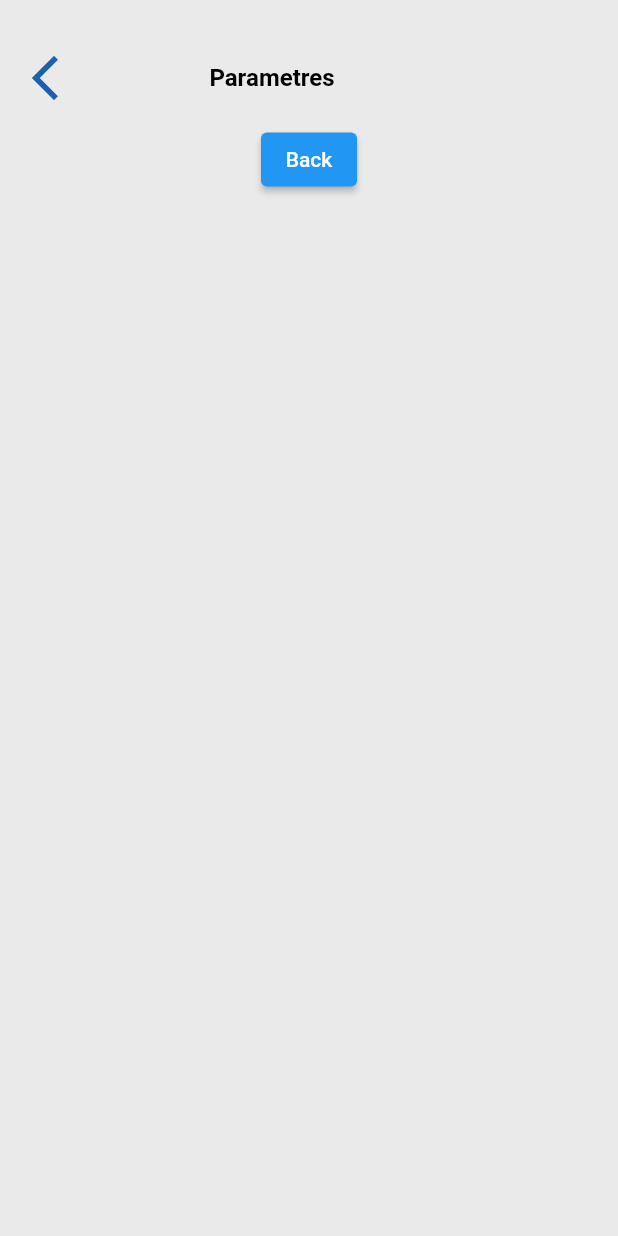
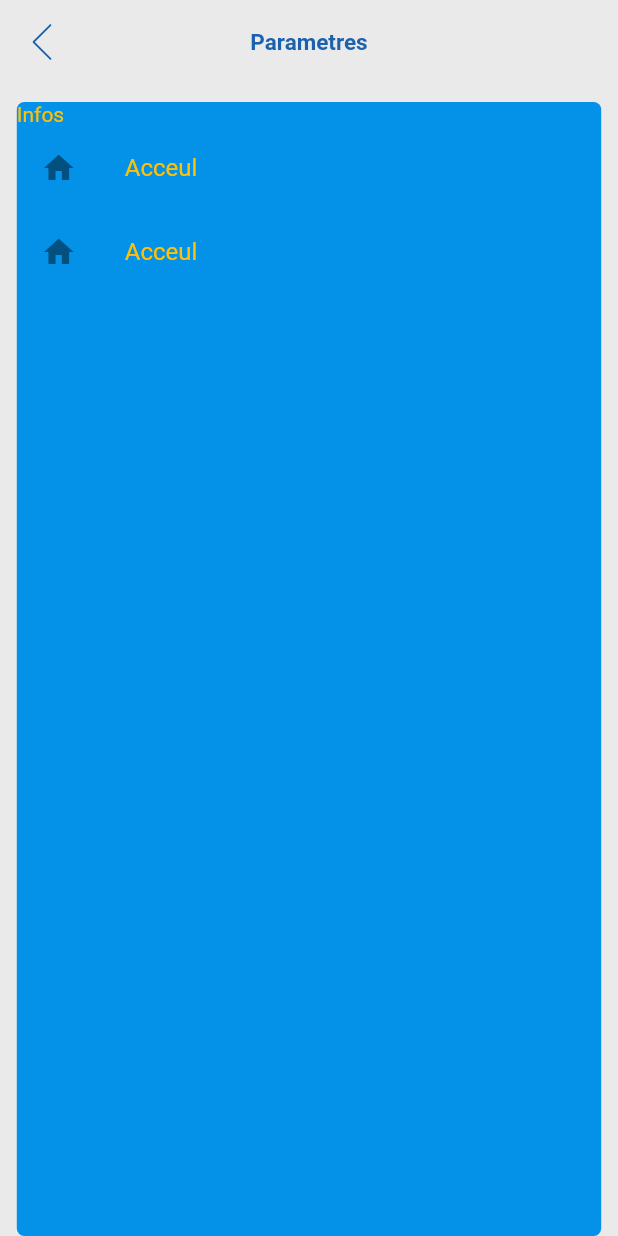
Before and after one commit to Anton-98/androSafe, a Flutter app: the Menu screen opened by its route, on a phone screen of 412 x 824 dp. Run offline on Flutter 3.47's test engine with Material 2 defaults, Android fonts, the phone set to English and light mode, and no system bars; our stand-ins replace dio, dotted_border, file_picker, flutter_spinkit, flutter_svg; missing offline and left inert: installed_apps.

```diff
--- a/lib/screens/sidebar.dart
+++ b/lib/screens/sidebar.dart
@@ -1,4 +1,5 @@
 import 'package:flutter/material.dart';
+import 'package:flutter_svg/svg.dart';
 import 'package:safe_droid/components/constantes.dart';
 
 class Menu extends StatelessWidget {
@@ -7,52 +8,78 @@ class Menu extends StatelessWidget {
   @override
   Widget build(BuildContext context) {
     Size size = MediaQuery.of(context).size;
-    return Container(
+    return Scaffold(
+      appBar: AppBar(
+        centerTitle: true,
+        backgroundColor: cBlanc,
+        elevation: 0,
+        leading: IconButton(
+          icon: SvgPicture.asset(
+            "assets/icons/back.svg",
+            colorFilter: const ColorFilter.mode(
+              cBleuFonce,
+              BlendMode.srcIn,
+            ),
+          ),
+          onPressed: () {
+            Navigator.pop(context);
+          },
+        ),
+        title: const Text("Parametres"),
+        titleTextStyle: const TextStyle(
+            fontSize: 15,
+            color: cBleuFonce,
+            fontWeight: FontWeight.bold,
+            textBaseline: TextBaseline.alphabetic),
+      ),
+      body: Container(
         width: size.width,
-      height: size.height,
+        height: double.infinity,
         decoration: const BoxDecoration(
           color: cBlanc,
         ),
-      child: Column(
-        crossAxisAlignment: CrossAxisAlignment.center,
-        children: [
-          Container(
-            width: size.width,
-            height: size.width * 0.2,
-            padding: EdgeInsets.only(
-              left: size.width * 0.1 - 20,
-              top: size.width * 0.1 - 20,
+        child: SafeArea(
+          child: Container(
+            margin: EdgeInsets.only(
+              top: 12,
+              left: size.width * 0.1 - 30,
+              right: size.width * 0.1 - 30,
             ),
             decoration: const BoxDecoration(
-                // color: cBleuFonce,
+              color: cBleuClair,
+              borderRadius: BorderRadius.all(
+                Radius.circular(5),
               ),
-            child: Row(
-              mainAxisAlignment: MainAxisAlignment.start,
-              children: <Widget>[
-                Icon(
-                  Icons.arrow_back_ios,
-                  size: 36,
-                  color: cBleuFonce,
             ),
-                SizedBox(
-                  width: size.width * 0.2,
+            child: Container(
+              child: const Column(
+                crossAxisAlignment: CrossAxisAlignment.start,
+                children: [
+                  Text(
+                    "Infos",
+                    style: TextStyle(
+                      color: Colors.amber,
                     ),
-                Text(
-                  "Parametres",
-                  style: Theme.of(context).textTheme.headlineSmall?.copyWith(
-                      color: Colors.black,
-                      fontWeight: FontWeight.bold,
-                      fontSize: 16),
-                )
+                  ),
+                  ListTile(
+                    leading: Icon(Icons.home),
+                    title: Text(
+                      "Acceul",
+                      style: TextStyle(color: Colors.amber),
+                    ),
+                  ),
+                  ListTile(
+                    leading: Icon(Icons.home),
+                    title: Text(
+                      "Acceul",
+                      style: TextStyle(color: Colors.amber),
+                    ),
+                  ),
                 ],
               ),
             ),
-          ElevatedButton(
-              onPressed: () {
-                Navigator.pop(context);
-              },
-              child: Text("Back"))
-        ],
+          ),
+        ),
       ),
     );
   }
```
Also changed, not shown: lib/screens/home.dart (+72 -15 lines), pubspec.lock, 1 other file. Lines whose indentation alone changed are shown as unchanged.
